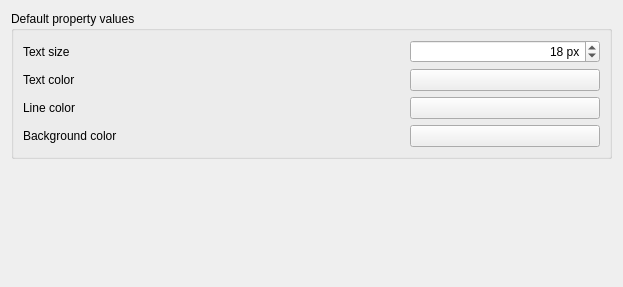
southseact-3d/fcd, file src/Mod/Measure/Gui/DlgPrefsMeasureAppearanceImp.ui: the form before one commit.
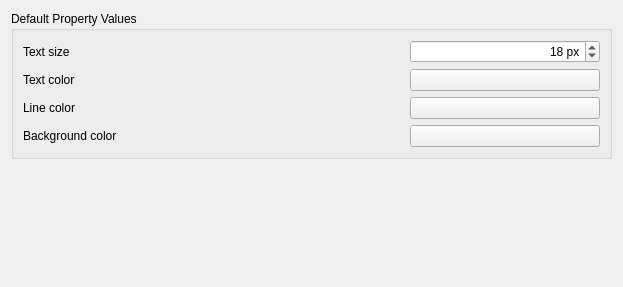
The form after the commit. Icons and pictures are not drawn. Custom widgets are drawn as their Qt base class.

Commit message:
Measure: Update UI strings for consistency
Closes: #22370

What changed in the file:
```diff
--- a/src/Mod/Measure/Gui/DlgPrefsMeasureAppearanceImp.ui
+++ b/src/Mod/Measure/Gui/DlgPrefsMeasureAppearanceImp.ui
@@ -48,7 +48,7 @@
       </size>
      </property>
      <property name="title">
-      <string>Default property values</string>
+      <string>Default Property Values</string>
      </property>
      <layout class="QVBoxLayout" name="verticalLayout_2">
       <item>
```
The commit also changes 5 other files.
